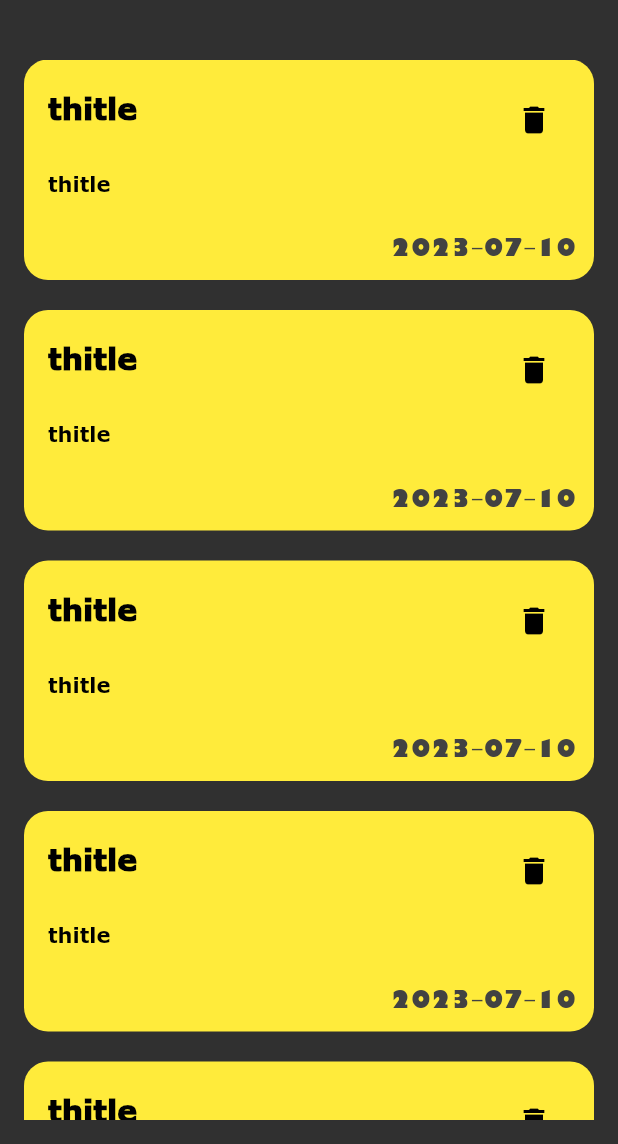
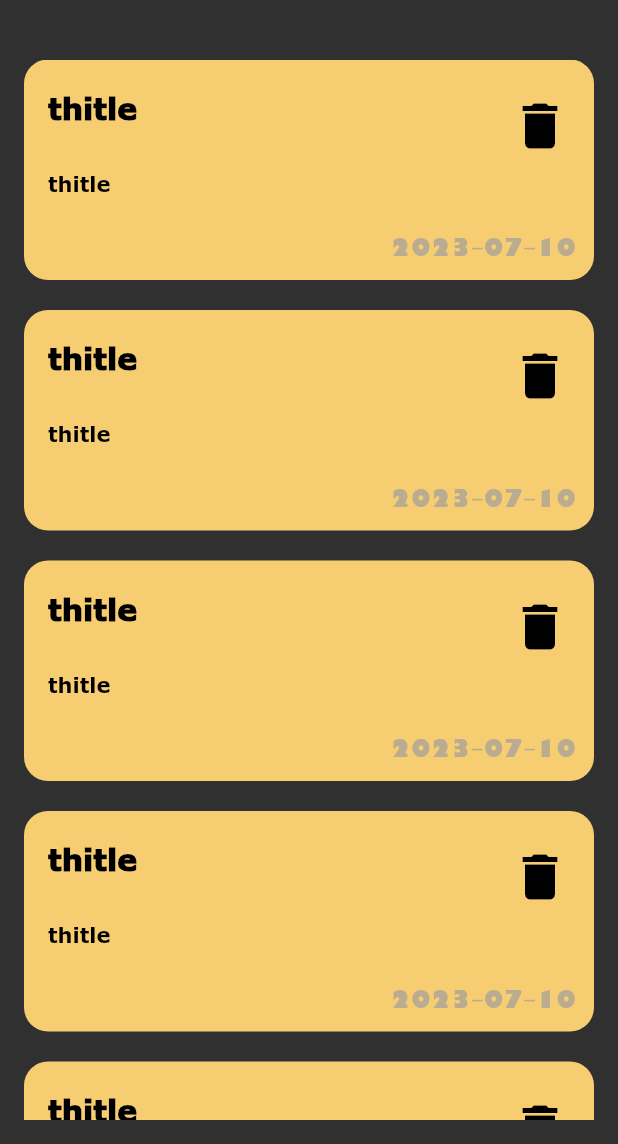
Before and after one commit to Ahmed-elsaid-AEA/noteApp, a Flutter app: the screen it shows after launch, on a phone screen of 412 x 824 dp, the part 92-1236 px from its top. Run offline on Flutter 3.47's test engine with Material 2 defaults, Android fonts, the phone set to English and light mode, and no system bars.

Commit message:
create Custom Note Item

```diff
--- a/lib/views/Widgets/CustomNoteITem.dart
+++ b/lib/views/Widgets/CustomNoteITem.dart
@@ -17,7 +17,7 @@ class CustomNoteITem extends StatelessWidget {
   Widget build(BuildContext context) {
     return Container(
       decoration: BoxDecoration(
-          color: Colors.yellow, borderRadius: BorderRadius.circular(16)),
+          color: Color(0xfff7cd72), borderRadius: BorderRadius.circular(16)),
       child: Column(
         crossAxisAlignment: CrossAxisAlignment.end,
         children: [
@@ -44,6 +44,7 @@ class CustomNoteITem extends StatelessWidget {
                 onPressed: () {},
                 icon: Icon(
                   Icons.delete,
+                  size: 40,
                   color: Colors.black,
                 )),
           ),
@@ -52,7 +53,7 @@ class CustomNoteITem extends StatelessWidget {
             child: Text(
 
               noteDate!,
-              style: TextStyle(fontSize: 16, color: Colors.grey[800],fontFamily: 'Motken'),
+              style: TextStyle(fontSize: 16, color: Colors.grey.withOpacity(.7),fontFamily: 'Motken'),
             ),
           )
         ],
```
